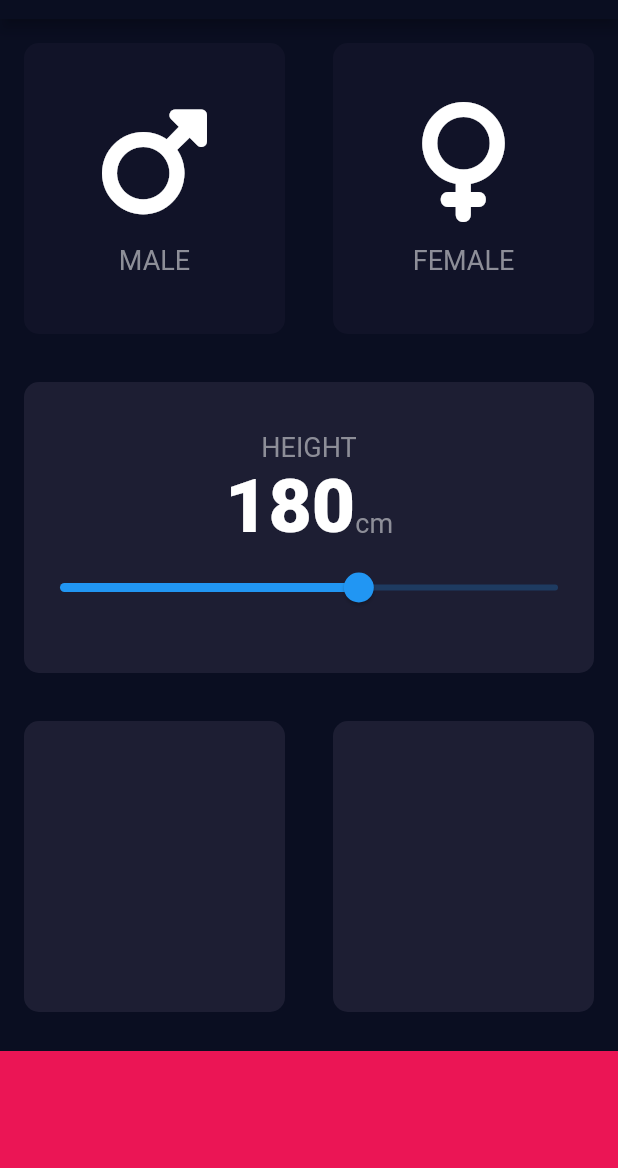
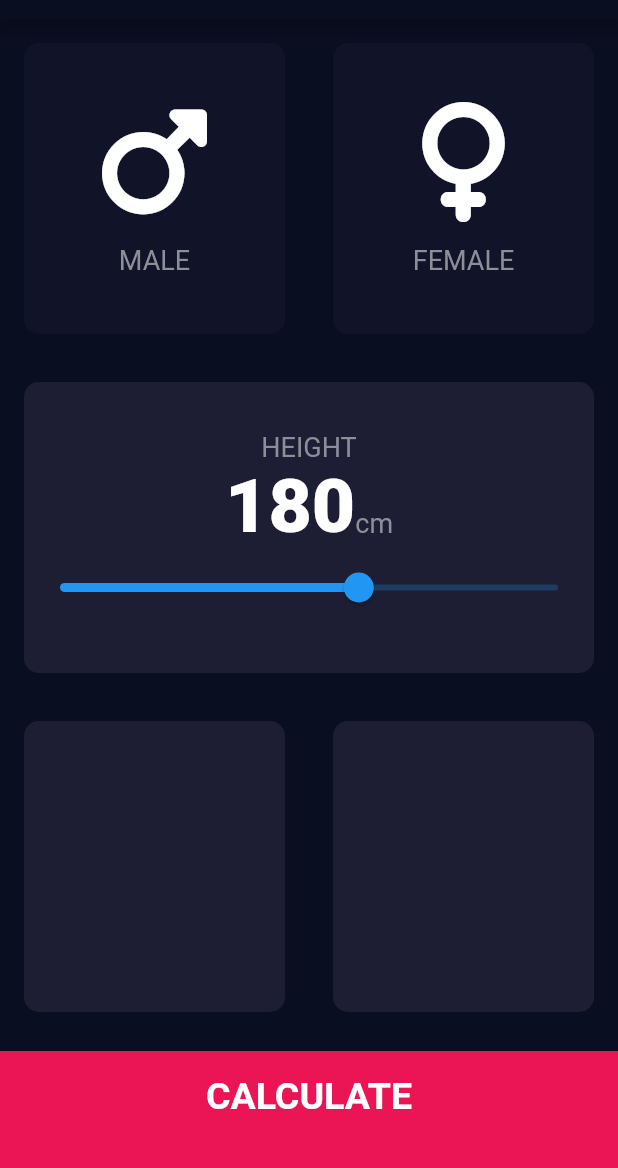
Before and after one commit to GuilhermeSilvaCosta/bmi-calculator-flutter, a Flutter app: the screen it shows after launch, on a phone screen of 412 x 824 dp, the part 65-1233 px from its top. Run offline on Flutter 3.47's test engine with Material 2 defaults, Android fonts, the phone set to English and light mode, and no system bars; our stand-ins replace font_awesome_flutter.

```diff
--- /dev/null
+++ b/lib/bottom_button.dart
@@ -0,0 +1,30 @@
+import 'package:flutter/material.dart';
+import 'constants.dart';
+
+class BottomButton extends StatelessWidget {
+
+  BottomButton({ required this.onTap, required this.title });
+
+  final VoidCallback onTap;
+  final String title;
+
+  @override
+  Widget build(BuildContext context) {
+    return GestureDetector(
+      onTap: onTap,
+      child: Container(
+        child: Center(
+          child: Text(
+            title,
+            style: kLargeButtonTextStyle,
+          ),
+        ),
+        color: kBottomContainerColour,
+        margin: const EdgeInsets.only(top: 10.0),
+        padding: EdgeInsets.only(bottom: 20.0),
+        width: double.infinity,
+        height: kBottomContainerHeight,
+      ),
+    );
+  }
+}
--- a/lib/input_page.dart
+++ b/lib/input_page.dart
@@ -3,6 +3,8 @@ import 'package:font_awesome_flutter/font_awesome_flutter.dart';
 import 'icon_content.dart';
 import 'reusable_card.dart';
 import 'constants.dart';
+import 'results_page.dart';
+import 'bottom_button.dart';
 
 enum Gender {
   male,
@@ -130,11 +132,15 @@ class _InputPageState extends State<InputPage> {
               ],
             ),
           ),
-          Container(
-            color: kBottomContainerColour,
-            margin: const EdgeInsets.only(top: 10.0),
-            width: double.infinity,
-            height: kBottomContainerHeight,
+          BottomButton(
+            title: 'CALCULATE',
+            onTap: () {
+              Navigator.push(context,
+                MaterialPageRoute(
+                  builder: (context) => ResultsPage(),
+                ),
+              );
+            }
           ),
         ],
       ),
```
Also changed, not shown: lib/constants.dart (+25 -0 lines), lib/results_page.dart (added, +53 -0 lines).
